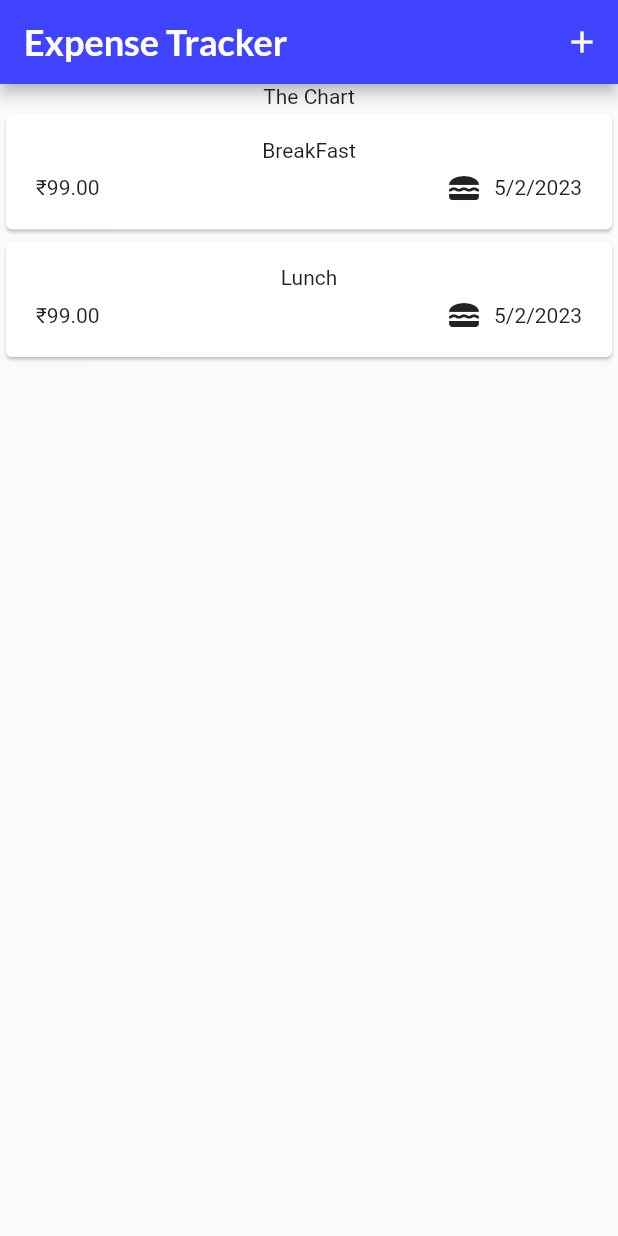
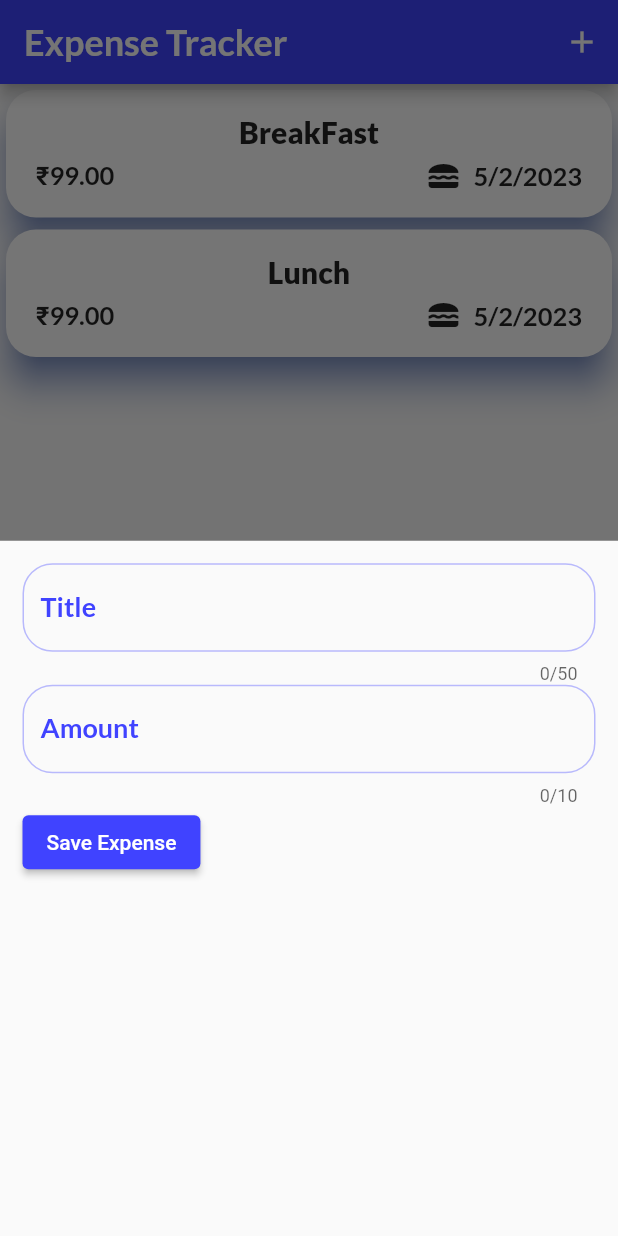
Before and after one commit to adarsh-fr/Expense_Tracker, a Flutter app: the screen it shows after launch, after a tap on the "add" icon, on a phone screen of 412 x 824 dp. Run offline on Flutter 3.47's test engine with Material 2 defaults, Android fonts, the phone set to English and light mode, and no system bars; our stand-ins replace google_fonts.

Commit message:
added some formating

```diff
--- a/lib/expenses.dart
+++ b/lib/expenses.dart
@@ -1,5 +1,6 @@
 import 'package:expense_tracker/widgets/expenses_list/expenses_list.dart';
 import 'package:expense_tracker/models/expense.dart';
+import 'package:expense_tracker/widgets/new_expense.dart';
 import 'package:flutter/material.dart';
 import 'package:google_fonts/google_fonts.dart';
 
@@ -28,11 +29,18 @@ class _ExpensesState extends State<Expenses> {
     ),
   ];
 
+  void _openAddExpenseOverlay() {
+    showModalBottomSheet(
+      context: context,
+      builder: (ctx) => const NewExpense(),
+    );
+  }
+
   @override
   Widget build(BuildContext context) {
     return Scaffold(
       appBar: AppBar(
-        backgroundColor: Color.fromARGB(255, 64, 67, 255),
+        backgroundColor: const Color.fromARGB(255, 64, 67, 255),
         title: Text(
           'Expense Tracker',
           style: GoogleFonts.lato(
@@ -42,17 +50,20 @@ class _ExpensesState extends State<Expenses> {
         ),
         actions: [
           IconButton(
-            onPressed: () {},
+            onPressed: () {
+              _openAddExpenseOverlay();
+            },
             icon: const Icon(Icons.add),
             tooltip: 'Add Expenses',
-
           ),
         ],
       ),
       body: Column(
         children: [
-          const Text('The Chart'),
-          Expanded(child: ExpensesList(expenses: _registeredExpenses)),
+          // const Text('The Chart'),
+          Expanded(
+            child: ExpensesList(expenses: _registeredExpenses),
+          ),
         ],
       ),
     );
--- a/lib/widgets/expenses_list/expenses_item.dart
+++ b/lib/widgets/expenses_list/expenses_item.dart
@@ -1,7 +1,6 @@
 import 'package:expense_tracker/models/expense.dart';
-import 'package:flutter/cupertino.dart';
-import 'package:flutter/foundation.dart';
 import 'package:flutter/material.dart';
+import 'package:google_fonts/google_fonts.dart';
 
 class ExpenseItem extends StatelessWidget {
   const ExpenseItem(
@@ -14,25 +13,29 @@ class ExpenseItem extends StatelessWidget {
   @override
   Widget build(BuildContext context) {
     return Card(
+      shape: RoundedRectangleBorder(borderRadius: BorderRadius.circular(20)),
+      shadowColor: Color.fromARGB(255, 12, 73, 227),
+      elevation: 10,
       child: Padding(
           padding: const EdgeInsets.symmetric(horizontal: 20, vertical: 16),
           child: Column(
             children: [
-              Text(expense.title),
+              Text(expense.title,style: GoogleFonts.lato(fontWeight: FontWeight.w800, fontSize: 20),),
               const SizedBox(
                 height: 5,
               ),
               Row(
                 children: [
                   Text(
-                    '\₹${expense.amount.toStringAsFixed(2)}', //12.565 => 12.56
+                    '\₹${expense.amount.toStringAsFixed(2)}',
+                    style: GoogleFonts.lato(fontWeight: FontWeight.bold, fontSize: 17),
                   ),
                   const Spacer(),
                   Row(
                     children: [
                       Icon(categoryIcons[expense.category]),
                       const SizedBox(width: 8,),
-                      Text(expense.formattedDate)
+                      Text(expense.formattedDate, style: GoogleFonts.lato(fontWeight: FontWeight.bold, fontSize: 17),)
                     ],
                   )
                 ],
--- /dev/null
+++ b/lib/widgets/new_expense.dart
@@ -0,0 +1,98 @@
+import 'package:flutter/material.dart';
+import 'package:flutter/services.dart';
+import 'package:google_fonts/google_fonts.dart';
+
+class NewExpense extends StatefulWidget {
+  const NewExpense({super.key});
+
+  @override
+  State<StatefulWidget> createState() {
+    return _NewExpenseState();
+  }
+}
+
+class _NewExpenseState extends State<NewExpense> {
+  final _titleController = TextEditingController();
+  final _amountController = TextEditingController();
+
+  @override
+  void dispose() {
+    _titleController.dispose();
+    _amountController.dispose();
+    super.dispose();
+  }
+
+  @override
+  Widget build(BuildContext context) {
+    return Padding(
+      padding: const EdgeInsets.all(15),
+      child: Column(
+        children: [
+          TextField(
+            controller: _titleController,
+            maxLength: 50,
+            decoration: InputDecoration(
+              label: Text(
+                'Title',
+                style: GoogleFonts.lato(
+                  fontWeight: FontWeight.bold,
+                  fontSize: 18,
+                  color: const Color.fromARGB(255, 64, 67, 255),
+                ),
+              ),
+              enabledBorder: OutlineInputBorder(
+                borderRadius: BorderRadius.circular(20.0),
+                borderSide: const BorderSide(
+                  width: 1,
+                  color: Color.fromARGB(90, 64, 67, 255),
+                ),
+              ),
+            ),
+          ),
+          TextField(
+            controller: _amountController,
+            maxLength: 10,
+            keyboardType: const TextInputType.numberWithOptions(decimal: true),
+            inputFormatters: <TextInputFormatter>[
+              FilteringTextInputFormatter.allow(
+                RegExp(r'(\d+)'),
+              ),
+            ],
+            decoration: InputDecoration(
+              prefixText: '₹',
+              label: Text(
+                'Amount',
+                style: GoogleFonts.lato(
+                  fontWeight: FontWeight.bold,
+                  fontSize: 18,
+                  color: const Color.fromARGB(255, 64, 67, 255),
+                ),
+              ),
+              enabledBorder: OutlineInputBorder(
+                borderRadius: BorderRadius.circular(20),
+                borderSide: const BorderSide(
+                  width: 1,
+                  color: Color.fromARGB(90, 64, 67, 255),
+                ),
+              ),
+            ),
+          ),
+          Row(
+            children: [
+              ElevatedButton(
+                onPressed: () {
+                  print(_titleController);
+                },
+                style: const ButtonStyle(
+                  backgroundColor: MaterialStatePropertyAll(
+                      Color.fromARGB(255, 64, 67, 255)),
+                ),
+                child: const Text('Save Expense'),
+              ),
+            ],
+          )
+        ],
+      ),
+    );
+  }
+}
```
Also changed, not shown: 3 other files.
